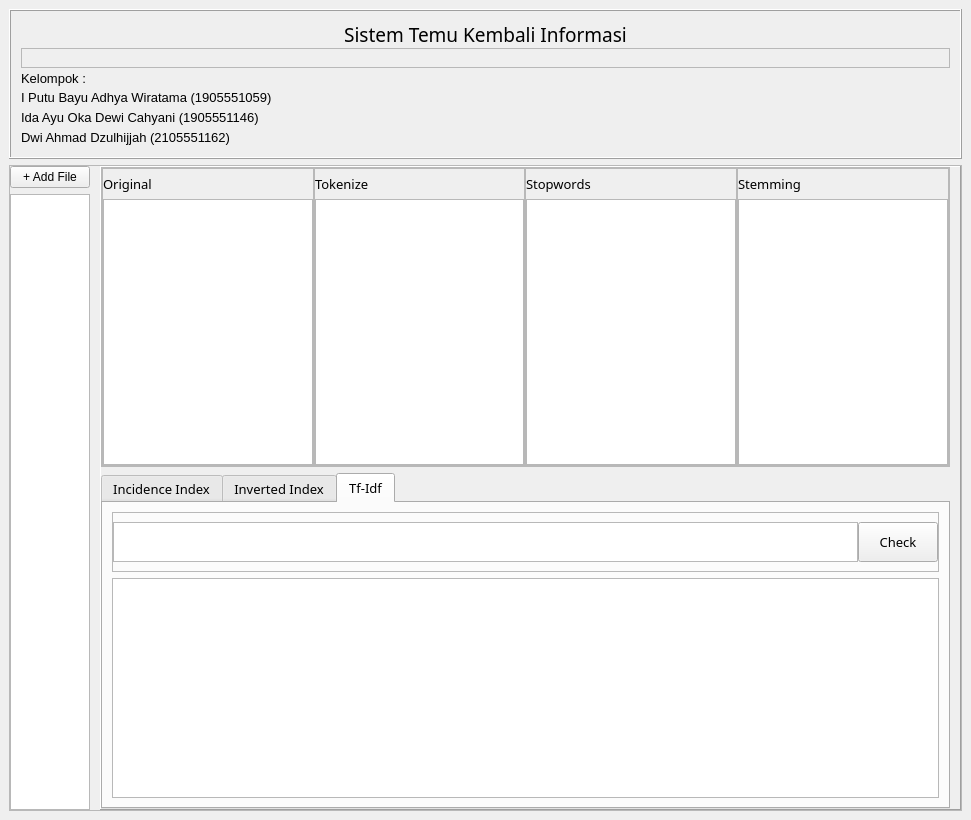
TamaWira/DIRDA, file Code/gui.ui: the form before one commit.
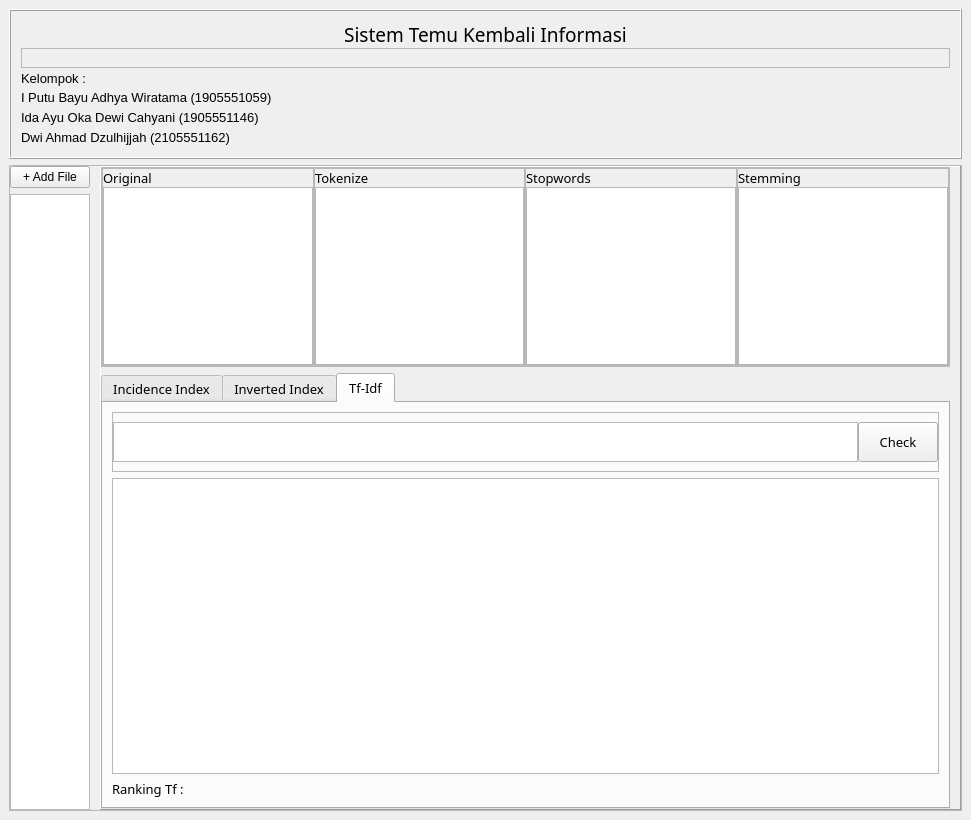
The form after the commit. The open tabs and pages were chosen to show the change.

Diff of the .ui file:
```diff
--- a/Code/gui.ui
+++ b/Code/gui.ui
@@ -230,7 +230,7 @@
             <property name="maximumSize">
              <size>
               <width>16777215</width>
-              <height>300</height>
+              <height>200</height>
              </size>
             </property>
             <property name="frameShape">
@@ -620,6 +620,13 @@
               <item>
                <widget class="QTableWidget" name="tableTf"/>
               </item>
+              <item>
+               <widget class="QLabel" name="rankingTf">
+                <property name="text">
+                 <string>Ranking Tf :</string>
+                </property>
+               </widget>
+              </item>
              </layout>
             </widget>
            </widget>
```
Left out of the diff: 6 changed lines with no effect on the pictures.
